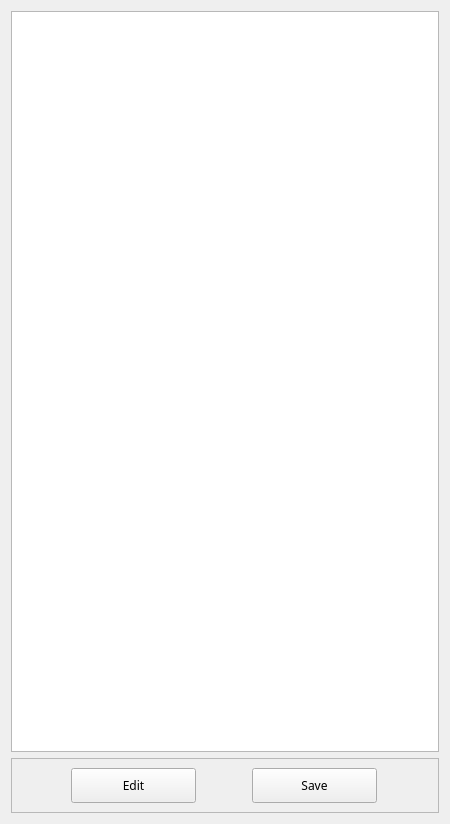
First picture: the form in ui/designer/XMLWindow.ui, repository uU-Uuu/song-xml-editor, before the edit.
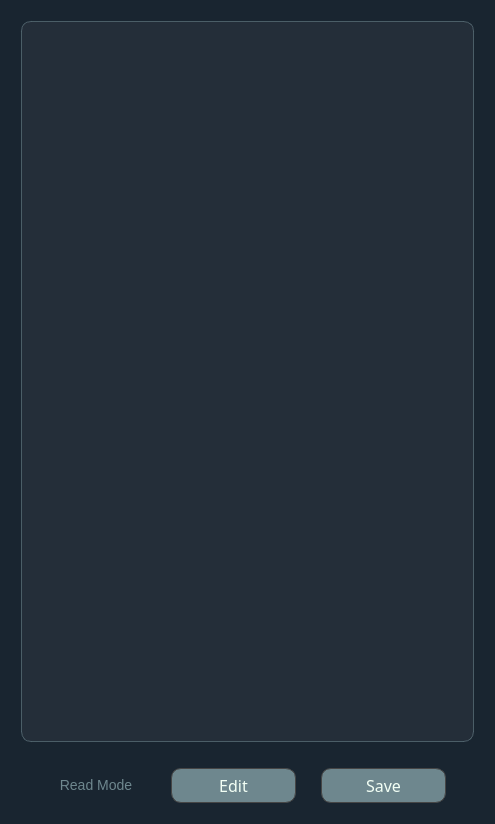
Second picture: the form after the edit.

The edit to the form file:
```diff
--- a/ui/designer/XMLWindow.ui
+++ b/ui/designer/XMLWindow.ui
@@ -6,7 +6,7 @@
    <rect>
     <x>0</x>
     <y>0</y>
-    <width>450</width>
+    <width>495</width>
     <height>824</height>
    </rect>
   </property>
@@ -25,9 +25,15 @@
   <property name="windowTitle">
    <string>Form</string>
   </property>
+  <property name="styleSheet">
+   <string notr="true">background-color: rgb(25, 37, 48)</string>
+  </property>
   <layout class="QVBoxLayout" name="verticalLayout">
    <item>
     <widget class="QPlainTextEdit" name="xmlEdit">
+     <property name="enabled">
+      <bool>true</bool>
+     </property>
      <property name="sizePolicy">
       <sizepolicy hsizetype="Expanding" vsizetype="Expanding">
        <horstretch>0</horstretch>
@@ -40,6 +46,26 @@
        <height>800</height>
       </size>
      </property>
+     <property name="styleSheet">
+      <string notr="true">font: 63 9pt &quot;Yu Mincho Demibold&quot;;
+border-radius: 10px;
+color: rgba(162, 198, 208, 200);
+margin: 10px;
+border: 1px solid  rgba(88, 109, 117, 200);
+padding: 15px 10px;
+background-color: rgb(36, 46, 57);
+selection-background-color: rgb(110, 135, 142);
+</string>
+     </property>
+     <property name="verticalScrollBarPolicy">
+      <enum>Qt::ScrollBarAlwaysOff</enum>
+     </property>
+     <property name="horizontalScrollBarPolicy">
+      <enum>Qt::ScrollBarAlwaysOff</enum>
+     </property>
+     <property name="plainText">
+      <string/>
+     </property>
     </widget>
    </item>
    <item>
@@ -59,6 +85,9 @@
        <height>50</height>
       </size>
      </property>
+     <property name="styleSheet">
+      <string notr="true">background-color: transparent</string>
+     </property>
      <property name="frameShape">
       <enum>QFrame::StyledPanel</enum>
      </property>
@@ -66,6 +95,40 @@
       <enum>QFrame::Raised</enum>
      </property>
      <layout class="QHBoxLayout" name="horizontalLayout">
+      <property name="spacing">
+       <number>0</number>
+      </property>
+      <property name="sizeConstraint">
+       <enum>QLayout::SetDefaultConstraint</enum>
+      </property>
+      <item>
+       <widget class="QLabel" name="XMLInfoLabel">
+        <property name="sizePolicy">
+         <sizepolicy hsizetype="Fixed" vsizetype="Fixed">
+          <horstretch>0</horstretch>
+          <verstretch>0</verstretch>
+         </sizepolicy>
+        </property>
+        <property name="maximumSize">
+         <size>
+          <width>100</width>
+          <height>16777215</height>
+         </size>
+        </property>
+        <property name="styleSheet">
+         <string notr="true">font: 63 8pt &quot;Yu Mincho Demibold&quot;;
+font-size: 14px;
+color: rgb(110, 135, 142);
+background-color: transparent</string>
+        </property>
+        <property name="text">
+         <string>Read Mode</string>
+        </property>
+        <property name="alignment">
+         <set>Qt::AlignCenter</set>
+        </property>
+       </widget>
+      </item>
       <item>
        <widget class="QToolButton" name="editXMLFileBtn">
         <property name="minimumSize">
@@ -76,10 +139,24 @@
         </property>
         <property name="font">
          <font>
-          <family>Yu Mincho</family>
-          <pointsize>9</pointsize>
+          <family>Yu Mincho Demibold</family>
+          <pointsize>-1</pointsize>
+          <weight>7</weight>
+          <italic>false</italic>
+          <bold>false</bold>
          </font>
         </property>
+        <property name="cursor">
+         <cursorShape>PointingHandCursor</cursorShape>
+        </property>
+        <property name="styleSheet">
+         <string notr="true">font: 63 8pt &quot;Yu Mincho Demibold&quot;;
+font-size: 16px;
+border: 0.5px solid rgb(70, 70, 70);
+background: rgb(110, 135, 142);
+border-radius: 10px;
+color: rgb(242, 255, 245)</string>
+        </property>
         <property name="text">
          <string>Edit</string>
         </property>
@@ -95,13 +172,24 @@
         </property>
         <property name="font">
          <font>
-          <family>Yu Mincho</family>
-          <pointsize>9</pointsize>
+          <family>Yu Mincho Demibold</family>
+          <pointsize>-1</pointsize>
+          <weight>7</weight>
+          <italic>false</italic>
+          <bold>false</bold>
          </font>
         </property>
         <property name="autoFillBackground">
          <bool>false</bool>
         </property>
+        <property name="styleSheet">
+         <string notr="true">font: 63 8pt &quot;Yu Mincho Demibold&quot;;
+font-size: 16px;
+border: 0.5px solid rgb(70, 70, 70);
+background: rgb(110, 135, 142);
+border-radius: 10px;
+color: rgb(242, 255, 245)</string>
+        </property>
         <property name="text">
          <string>Save</string>
         </property>
```
Left out of the diff: 3 changed lines with no effect on the pictures.
